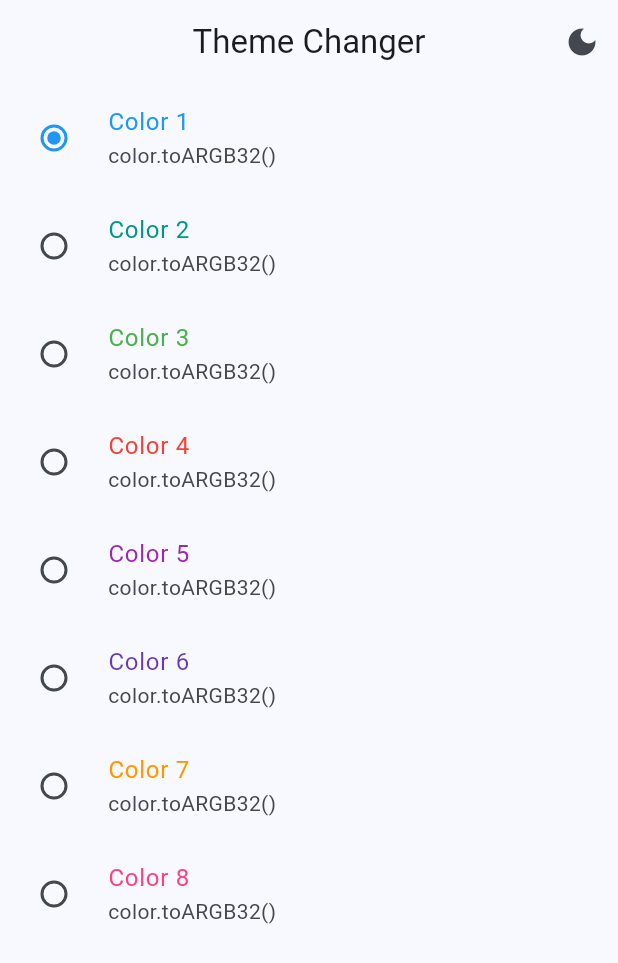
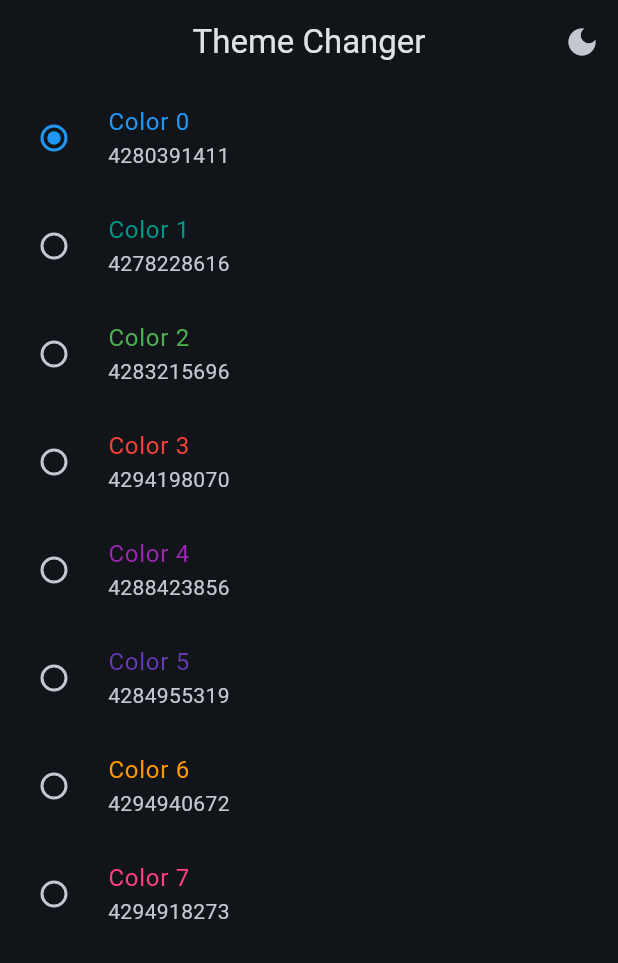
Before and after one commit to acensito/practicas_flutter, a Flutter app: the ThemeChanger screen opened by its route, after a tap on the "light mode" icon, on a phone screen of 412 x 824 dp. Shown: the top 963 px of the screen. Run offline on Flutter 3.47's test engine with Material 3 defaults, Android fonts, the phone set to English and light mode, and no system bars; our stand-ins replace animate_do, dio, flutter_riverpod, go_router, video_player.

Commit message:
Cambio theme y dark mode

```diff
--- a/widgetsapp/lib/config/theme/app_theme.dart
+++ b/widgetsapp/lib/config/theme/app_theme.dart
@@ -13,14 +13,19 @@ const colorList = <Color>[
 
 class AppTheme {
   final int selectedColor;
+  final bool isDarkMode;
 
-  AppTheme({this.selectedColor = 0})
+  AppTheme({
+    this.selectedColor = 0,
+    this.isDarkMode = false
+    })
     : assert(selectedColor >= 0, 'Selected color must be greather than 0'),
       assert(selectedColor < colorList.length,'Selected color must be less than ${colorList.length-1}');
 
   ThemeData getTheme() =>
       ThemeData(
         useMaterial3: true,
+        brightness: isDarkMode ? Brightness.dark : Brightness.light,
         colorSchemeSeed: colorList[selectedColor],
         appBarTheme: AppBarTheme(
           centerTitle: true
--- a/widgetsapp/lib/main.dart
+++ b/widgetsapp/lib/main.dart
@@ -2,6 +2,7 @@ import 'package:flutter/material.dart';
 import 'package:flutter_riverpod/flutter_riverpod.dart';
 import 'package:widgetsapp/config/router/app_router.dart';
 import 'package:widgetsapp/config/theme/app_theme.dart';
+import 'package:widgetsapp/views/screens/providers/theme_provider.dart';
 
 void main() {
   runApp(
@@ -9,15 +10,19 @@ void main() {
   );
 }
 
-class MainApp extends StatelessWidget {
+class MainApp extends ConsumerWidget {
   const MainApp({super.key});
 
   @override
-  Widget build(BuildContext context) {
+  Widget build(BuildContext context, WidgetRef ref) {
+
+    final selectedTheme = ref.watch(selectedColorProvider);
+    final isDarkMode = ref.watch(isDarkModeProvider);
+
     return MaterialApp.router(
       routerConfig: appRouter,
       debugShowCheckedModeBanner: false,
-      theme: AppTheme(selectedColor: 0).getTheme(),
+      theme: AppTheme(selectedColor: selectedTheme, isDarkMode: isDarkMode).getTheme(),
     );
   }
 }
--- a/widgetsapp/lib/views/screens/providers/theme_provider.dart
+++ b/widgetsapp/lib/views/screens/providers/theme_provider.dart
@@ -6,3 +6,5 @@ import 'package:widgetsapp/config/theme/app_theme.dart';
 final isDarkModeProvider = StateProvider<bool>((ref) => false );
 //estado lista de colores del theme
 final colorListProvider = Provider((ref) => colorList);
+//color seleccionado del theme
+final selectedColorProvider = StateProvider<int>((ref) => 0);
--- a/widgetsapp/lib/views/screens/theme_changer/theme_changer.dart
+++ b/widgetsapp/lib/views/screens/theme_changer/theme_changer.dart
@@ -37,19 +37,21 @@ class _ThemeChangerList extends ConsumerWidget {
   Widget build(BuildContext context, WidgetRef ref) {
 
     final List<Color> colors = ref.watch(colorListProvider);
+    final int selectedColor = ref.watch(selectedColorProvider);
 
     return ListView.builder(
       itemCount: colors.length,
       itemBuilder: (context, index) {
         final Color color = colors[index];
         return RadioListTile(
-          title: Text('Color ${index + 1}', style: TextStyle(color: color),),
-          subtitle: Text('color.toARGB32()'),
+          title: Text('Color $index', style: TextStyle(color: color),),
+          subtitle: Text('${color.toARGB32()}'),
           activeColor: color,
           value: index,
-          groupValue: 0,
+          groupValue: selectedColor,
           onChanged: (value) {
-            // Handle color change
+            ref.read(selectedColorProvider.notifier).state = index;
+
           },
         );
       },
```
